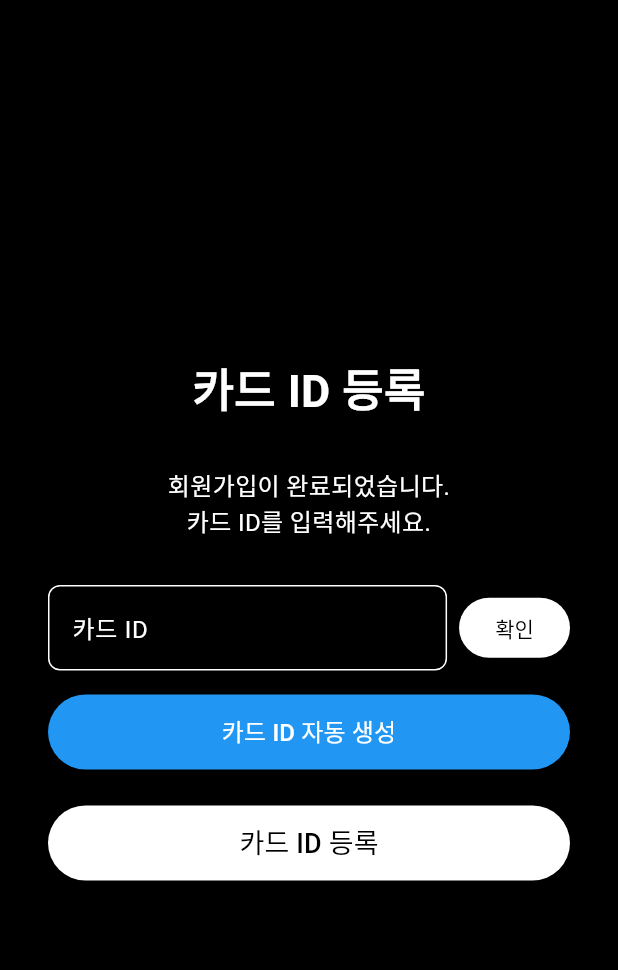
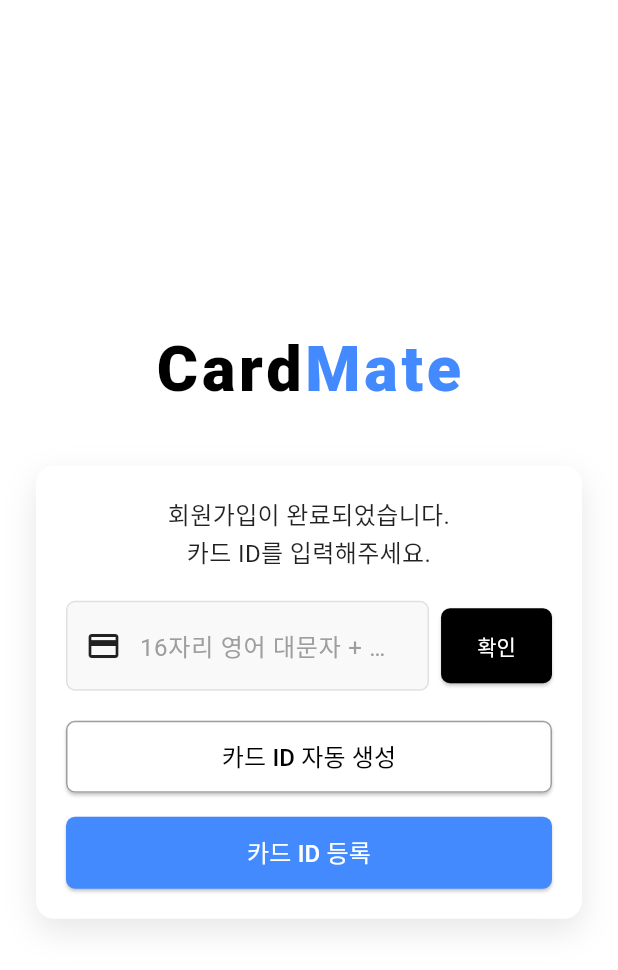
Before and after one commit to nfccapstone/CardMate, a Flutter app: the CardIdScreen screen opened directly with empty values, on a phone screen of 412 x 824 dp. Shown: the top 970 px of the screen. Run offline on Flutter 3.47's test engine with Material 3 defaults, Android fonts, the phone set to English and light mode, and no system bars; our stand-ins replace cloud_firestore, file_picker, firebase_auth, firebase_core, firebase_storage, get and 5 more; missing offline and left inert: flutter_quill, mobile_scanner, nfc_manager; accounts and stored records are empty.

Commit message:
카드 아이디 생성 화면 UI 수정

```diff
--- a/lib/features/card_id/card_id_screen.dart
+++ b/lib/features/card_id/card_id_screen.dart
@@ -8,51 +8,75 @@ class CardIdScreen extends GetView<CardIdController> {
   @override
   Widget build(BuildContext context) {
     return Scaffold(
-      backgroundColor: Colors.black,
+      backgroundColor: Colors.white,
       body: Center(
         child: SingleChildScrollView(
-          padding: const EdgeInsets.symmetric(horizontal: 32.0),
+          padding: const EdgeInsets.symmetric(horizontal: 24),
+          child: Column(
+            mainAxisSize: MainAxisSize.min,
+            children: [
+              const SizedBox(height: 40),
+              // 앱 로고 (CardMate)
+              RichText(
+                text: const TextSpan(
+                  children: [
+                    TextSpan(
+                      text: "Card",
+                      style: TextStyle(
+                        fontSize: 42,
+                        fontWeight: FontWeight.w900,
+                        color: Colors.black,
+                        letterSpacing: 2.5,
+                      ),
+                    ),
+                    TextSpan(
+                      text: "Mate",
+                      style: TextStyle(
+                        fontSize: 42,
+                        fontWeight: FontWeight.w900,
+                        color: Colors.blueAccent,
+                        letterSpacing: 2.5,
+                      ),
+                    ),
+                  ],
+                ),
+              ),
+              const SizedBox(height: 40),
+
+              // 입력창 + 카드 ID 관련 박스
+              Container(
+                padding: const EdgeInsets.all(20),
+                decoration: BoxDecoration(
+                  color: Colors.white,
+                  borderRadius: BorderRadius.circular(12),
+                  boxShadow: [
+                    BoxShadow(
+                      color: Colors.grey.withOpacity(0.25),
+                      blurRadius: 18,
+                      offset: const Offset(0, 8),
+                    ),
+                  ],
+                ),
                 child: Column(
                   children: [
-              const Text(
-                "카드 ID 등록",
-                style: TextStyle(
-                  fontSize: 30,
-                  fontWeight: FontWeight.bold,
-                  color: Colors.white,
-                ),
-              ),
-              const SizedBox(height: 30),
                     const Text(
                       "회원가입이 완료되었습니다.\n카드 ID를 입력해주세요.",
                       textAlign: TextAlign.center,
                       style: TextStyle(
                         fontSize: 16,
-                  color: Colors.white,
+                        color: Colors.black87,
+                        height: 1.5,
                       ),
                     ),
-              const SizedBox(height: 30),
+                    const SizedBox(height: 20),
                     Row(
                       children: [
                         Expanded(
-                    child: TextField(
-                      controller: controller.cardIdController,
-                      style: const TextStyle(color: Colors.white),
-                      decoration: InputDecoration(
-                        labelText: "카드 ID",
-                        labelStyle: const TextStyle(color: Colors.white),
-                        hintText: "16자리 영어 대문자와 숫자 조합",
-                        hintStyle: const TextStyle(color: Colors.grey),
-                        enabledBorder: OutlineInputBorder(
-                          borderSide: const BorderSide(color: Colors.white),
-                          borderRadius: BorderRadius.circular(8),
-                        ),
-                        focusedBorder: OutlineInputBorder(
-                          borderSide:
-                              const BorderSide(color: Colors.blueAccent),
-                          borderRadius: BorderRadius.circular(8),
-                        ),
-                      ),
+                          child: _buildInputField(
+                            controller.cardIdController,
+                            "16자리 영어 대문자 + 숫자",
+                            Icons.credit_card,
+                            false,
                           ),
                         ),
                         const SizedBox(width: 8),
@@ -61,45 +85,104 @@ class CardIdScreen extends GetView<CardIdController> {
                                   ? null
                                   : controller.validateCardId,
                               style: ElevatedButton.styleFrom(
-                          backgroundColor: Colors.white,
-                          foregroundColor: Colors.black,
+                                backgroundColor: Colors.black,
+                                foregroundColor: Colors.white,
+                                minimumSize: const Size(70, 50),
+                                shape: RoundedRectangleBorder(
+                                  borderRadius: BorderRadius.circular(6),
                                 ),
-                        child: const Text("확인"),
+                              ),
+                              child: const Text("확인",
+                                  style: TextStyle(fontSize: 14)),
                             )),
                       ],
                     ),
-              const SizedBox(height: 16),
+                    const SizedBox(height: 20),
+
+                    // 카드 ID 자동 생성 버튼
                     Obx(() => ElevatedButton(
                           onPressed: controller.isLoading.value
                               ? null
                               : controller.generateCardId,
                           style: ElevatedButton.styleFrom(
-                      backgroundColor: Colors.blue,
-                      foregroundColor: Colors.white,
-                      minimumSize: const Size(double.infinity, 50),
+                            backgroundColor: Colors.white,
+                            foregroundColor: Colors.black,
+                            minimumSize: const Size(double.infinity, 48),
+                            side: const BorderSide(color: Colors.grey),
+                            shape: RoundedRectangleBorder(
+                              borderRadius: BorderRadius.circular(6),
+                            ),
                           ),
                           child: const Text("카드 ID 자동 생성",
                               style: TextStyle(fontSize: 16)),
                         )),
-              const SizedBox(height: 24),
+
+                    const SizedBox(height: 16),
+
+                    // 카드 ID 등록 버튼
                     Obx(() => ElevatedButton(
                           onPressed: controller.isLoading.value
                               ? null
                               : controller.linkCardId,
                           style: ElevatedButton.styleFrom(
-                      backgroundColor: Colors.white,
-                      foregroundColor: Colors.black,
-                      minimumSize: const Size(double.infinity, 50),
+                            backgroundColor: Colors.blueAccent,
+                            foregroundColor: Colors.white,
+                            minimumSize: const Size(double.infinity, 48),
+                            shape: RoundedRectangleBorder(
+                              borderRadius: BorderRadius.circular(6),
+                            ),
                           ),
                           child: controller.isLoading.value
-                        ? const CircularProgressIndicator()
+                              ? const CircularProgressIndicator(
+                                  color: Colors.white,
+                                )
                               : const Text("카드 ID 등록",
-                            style: TextStyle(fontSize: 18)),
+                                  style: TextStyle(fontSize: 16)),
                         )),
+                  ],
+                ),
+              ),
+              const SizedBox(height: 30),
             ],
           ),
         ),
       ),
     );
   }
+
+  Widget _buildInputField(
+    TextEditingController controller,
+    String hint,
+    IconData icon,
+    bool isPassword,
+  ) {
+    return Container(
+      height: 60,
+      padding: const EdgeInsets.symmetric(horizontal: 12),
+      decoration: BoxDecoration(
+        color: const Color(0xFFF9F9F9),
+        borderRadius: BorderRadius.circular(6),
+        border: Border.all(color: Colors.grey.shade300),
+      ),
+      child: Row(
+        children: [
+          Icon(icon, color: Colors.black87),
+          const SizedBox(width: 12),
+          Expanded(
+            child: TextField(
+              controller: controller,
+              obscureText: isPassword,
+              style: const TextStyle(color: Colors.black87),
+              cursorColor: Colors.grey,
+              decoration: InputDecoration(
+                hintText: hint,
+                border: InputBorder.none,
+                hintStyle: const TextStyle(color: Colors.grey),
+              ),
+            ),
+          ),
+        ],
+      ),
+    );
   }
+}
```
Lines whose indentation alone changed are shown as unchanged.
